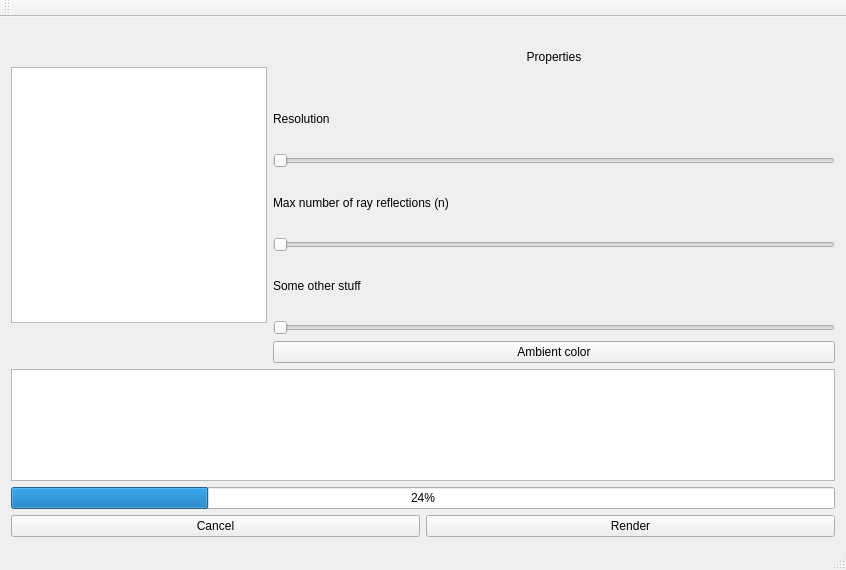
First picture: the form in mainwindow.ui, repository miht/Kamehameha, before the edit.
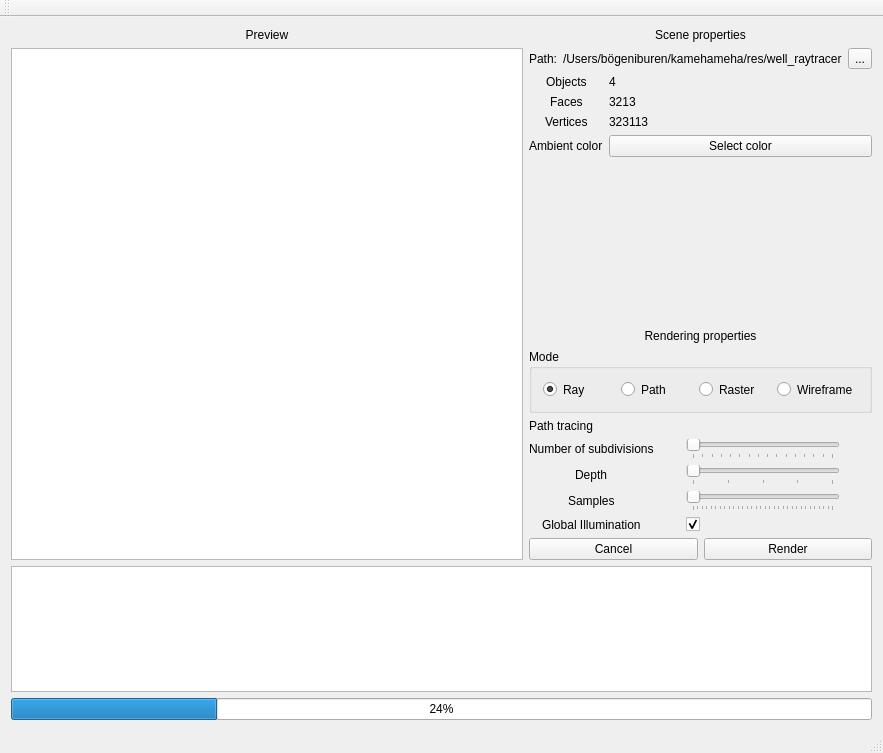
Second picture: the form after the edit.

Patch:
```diff
--- a/mainwindow.ui
+++ b/mainwindow.ui
@@ -7,7 +7,7 @@
     <x>0</x>
     <y>0</y>
     <width>846</width>
-    <height>570</height>
+    <height>753</height>
    </rect>
   </property>
   <property name="windowTitle">
@@ -16,7 +16,7 @@
   <widget class="QWidget" name="centralWidget">
    <layout class="QVBoxLayout" name="verticalLayout_3">
     <item>
-     <layout class="QVBoxLayout" name="verticalLayout" stretch="3,1,1,0">
+     <layout class="QVBoxLayout" name="verticalLayout" stretch="3,1,0,0">
       <property name="sizeConstraint">
        <enum>QLayout::SetDefaultConstraint</enum>
       </property>
@@ -29,110 +29,409 @@
          <enum>QLayout::SetDefaultConstraint</enum>
         </property>
         <item>
-         <widget class="QGraphicsView" name="graphicsView">
-          <property name="enabled">
-           <bool>true</bool>
-          </property>
-          <property name="sizePolicy">
-           <sizepolicy hsizetype="Fixed" vsizetype="Fixed">
-            <horstretch>0</horstretch>
-            <verstretch>0</verstretch>
-           </sizepolicy>
-          </property>
-          <property name="minimumSize">
-           <size>
-            <width>256</width>
-            <height>256</height>
-           </size>
-          </property>
-          <property name="verticalScrollBarPolicy">
-           <enum>Qt::ScrollBarAsNeeded</enum>
-          </property>
-          <property name="horizontalScrollBarPolicy">
-           <enum>Qt::ScrollBarAsNeeded</enum>
-          </property>
-          <property name="sizeAdjustPolicy">
-           <enum>QAbstractScrollArea::AdjustToContents</enum>
-          </property>
-          <property name="interactive">
-           <bool>true</bool>
-          </property>
-          <property name="sceneRect">
-           <rectf>
-            <x>0.000000000000000</x>
-            <y>0.000000000000000</y>
-            <width>0.000000000000000</width>
-            <height>0.000000000000000</height>
-           </rectf>
-          </property>
-          <property name="transformationAnchor">
-           <enum>QGraphicsView::AnchorViewCenter</enum>
-          </property>
-         </widget>
+         <layout class="QVBoxLayout" name="verticalLayout_6">
+          <item>
+           <widget class="QLabel" name="label">
+            <property name="text">
+             <string>Preview</string>
+            </property>
+            <property name="alignment">
+             <set>Qt::AlignCenter</set>
+            </property>
+           </widget>
+          </item>
+          <item>
+           <widget class="QGraphicsView" name="graphicsView">
+            <property name="sizePolicy">
+             <sizepolicy hsizetype="Fixed" vsizetype="Fixed">
+              <horstretch>0</horstretch>
+              <verstretch>0</verstretch>
+             </sizepolicy>
+            </property>
+            <property name="minimumSize">
+             <size>
+              <width>512</width>
+              <height>512</height>
+             </size>
+            </property>
+           </widget>
+          </item>
+         </layout>
         </item>
         <item>
          <layout class="QVBoxLayout" name="verticalLayout_2">
           <property name="sizeConstraint">
            <enum>QLayout::SetDefaultConstraint</enum>
           </property>
+          <item>
+           <widget class="QLabel" name="label_6">
+            <property name="maximumSize">
+             <size>
+              <width>16777215</width>
+              <height>32</height>
+             </size>
+            </property>
+            <property name="text">
+             <string>Scene properties</string>
+            </property>
+            <property name="alignment">
+             <set>Qt::AlignCenter</set>
+            </property>
+           </widget>
+          </item>
+          <item>
+           <layout class="QHBoxLayout" name="fileLayout">
+            <item>
+             <widget class="QLabel" name="label_12">
+              <property name="text">
+               <string>Path:</string>
+              </property>
+             </widget>
+            </item>
+            <item>
+             <widget class="QLabel" name="label_13">
+              <property name="text">
+               <string>/Users/bögeniburen/kamehameha/res/well_raytracer</string>
+              </property>
+             </widget>
+            </item>
+            <item>
+             <widget class="QToolButton" name="toolButton">
+              <property name="text">
+               <string>...</string>
+              </property>
+             </widget>
+            </item>
+           </layout>
+          </item>
+          <item>
+           <layout class="QFormLayout" name="formLayout_2">
+            <property name="labelAlignment">
+             <set>Qt::AlignCenter</set>
+            </property>
+            <item row="1" column="0">
+             <widget class="QLabel" name="label_7">
+              <property name="text">
+               <string>Faces</string>
+              </property>
+             </widget>
+            </item>
+            <item row="1" column="1">
+             <widget class="QLabel" name="label_10">
+              <property name="text">
+               <string>3213</string>
+              </property>
+             </widget>
+            </item>
+            <item row="2" column="0">
+             <widget class="QLabel" name="label_8">
+              <property name="text">
+               <string>Vertices</string>
+              </property>
+             </widget>
+            </item>
+            <item row="2" column="1">
+             <widget class="QLabel" name="label_11">
+              <property name="text">
+               <string>323113</string>
+              </property>
+             </widget>
+            </item>
+            <item row="3" column="0">
+             <widget class="QLabel" name="label_9">
+              <property name="text">
+               <string>Ambient color</string>
+              </property>
+             </widget>
+            </item>
+            <item row="3" column="1">
+             <widget class="QPushButton" name="pushButton">
+              <property name="text">
+               <string>Select color</string>
+              </property>
+              <property name="checkable">
+               <bool>false</bool>
+              </property>
+             </widget>
+            </item>
+            <item row="0" column="0">
+             <widget class="QLabel" name="label_14">
+              <property name="text">
+               <string>Objects</string>
+              </property>
+             </widget>
+            </item>
+            <item row="0" column="1">
+             <widget class="QLabel" name="label_15">
+              <property name="text">
+               <string>4</string>
+              </property>
+             </widget>
+            </item>
+            <item row="4" column="1">
+             <spacer name="verticalSpacer">
+              <property name="orientation">
+               <enum>Qt::Vertical</enum>
+              </property>
+              <property name="sizeHint" stdset="0">
+               <size>
+                <width>20</width>
+                <height>40</height>
+               </size>
+              </property>
+             </spacer>
+            </item>
+           </layout>
+          </item>
           <item>
            <widget class="QLabel" name="label_4">
+            <property name="sizePolicy">
+             <sizepolicy hsizetype="Preferred" vsizetype="Minimum">
+              <horstretch>0</horstretch>
+              <verstretch>0</verstretch>
+             </sizepolicy>
+            </property>
+            <property name="maximumSize">
+             <size>
+              <width>16777215</width>
+              <height>32</height>
+             </size>
+            </property>
             <property name="text">
-             <string>Properties</string>
+             <string>Rendering properties</string>
+            </property>
+            <property name="scaledContents">
+             <bool>false</bool>
             </property>
             <property name="alignment">
              <set>Qt::AlignCenter</set>
             </property>
-           </widget>
-          </item>
-          <item>
-           <widget class="QLabel" name="label">
-            <property name="text">
-             <string>Resolution</string>
+            <property name="wordWrap">
+             <bool>false</bool>
             </property>
            </widget>
           </item>
           <item>
-           <widget class="QSlider" name="horizontalSlider_3">
-            <property name="orientation">
-             <enum>Qt::Horizontal</enum>
+           <widget class="QGroupBox" name="groupBox">
+            <property name="sizePolicy">
+             <sizepolicy hsizetype="Preferred" vsizetype="Preferred">
+              <horstretch>0</horstretch>
+              <verstretch>0</verstretch>
+             </sizepolicy>
             </property>
-           </widget>
-          </item>
-          <item>
-           <widget class="QLabel" name="label_2">
-            <property name="text">
-             <string>Max number of ray reflections (n)</string>
+            <property name="minimumSize">
+             <size>
+              <width>0</width>
+              <height>0</height>
+             </size>
             </property>
-           </widget>
-          </item>
-          <item>
-           <widget class="QSlider" name="horizontalSlider_2">
-            <property name="orientation">
-             <enum>Qt::Horizontal</enum>
+            <property name="maximumSize">
+             <size>
+              <width>16777215</width>
+              <height>64</height>
+             </size>
             </property>
-           </widget>
-          </item>
-          <item>
-           <widget class="QLabel" name="label_3">
-            <property name="text">
-             <string>Some other stuff</string>
+            <property name="title">
+             <string>Mode</string>
             </property>
+            <layout class="QHBoxLayout" name="horizontalLayout_2">
+             <item>
+              <widget class="QRadioButton" name="radioButton_3">
+               <property name="text">
+                <string>Ray</string>
+               </property>
+               <property name="checked">
+                <bool>true</bool>
+               </property>
+              </widget>
+             </item>
+             <item>
+              <widget class="QRadioButton" name="radioButton">
+               <property name="text">
+                <string>Path</string>
+               </property>
+              </widget>
+             </item>
+             <item>
+              <widget class="QRadioButton" name="radioButton_2">
+               <property name="text">
+                <string>Raster</string>
+               </property>
+              </widget>
+             </item>
+             <item>
+              <widget class="QRadioButton" name="radioButton_4">
+               <property name="text">
+                <string>Wireframe</string>
+               </property>
+              </widget>
+             </item>
+            </layout>
            </widget>
           </item>
           <item>
-           <widget class="QSlider" name="horizontalSlider">
-            <property name="orientation">
-             <enum>Qt::Horizontal</enum>
-            </property>
-           </widget>
+           <layout class="QVBoxLayout" name="rendererLayout">
+            <item>
+             <widget class="QLabel" name="label_2">
+              <property name="maximumSize">
+               <size>
+                <width>16777215</width>
+                <height>32</height>
+               </size>
+              </property>
+              <property name="text">
+               <string>Path tracing</string>
+              </property>
+             </widget>
+            </item>
+            <item>
+             <layout class="QFormLayout" name="formLayout">
+              <property name="labelAlignment">
+               <set>Qt::AlignCenter</set>
+              </property>
+              <property name="formAlignment">
+               <set>Qt::AlignHCenter|Qt::AlignTop</set>
+              </property>
+              <property name="horizontalSpacing">
+               <number>32</number>
+              </property>
+              <property name="rightMargin">
+               <number>32</number>
+              </property>
+              <item row="2" column="0">
+               <widget class="QLabel" name="label_5">
+                <property name="text">
+                 <string>Depth</string>
+                </property>
+               </widget>
+              </item>
+              <item row="2" column="1">
+               <widget class="QSlider" name="horizontalSlider_2">
+                <property name="maximumSize">
+                 <size>
+                  <width>256</width>
+                  <height>16777215</height>
+                 </size>
+                </property>
+                <property name="minimum">
+                 <number>1</number>
+                </property>
+                <property name="maximum">
+                 <number>5</number>
+                </property>
+                <property name="orientation">
+                 <enum>Qt::Horizontal</enum>
+                </property>
+                <property name="tickPosition">
+                 <enum>QSlider::TicksBelow</enum>
+                </property>
+                <property name="tickInterval">
+                 <number>1</number>
+                </property>
+               </widget>
+              </item>
+              <item row="3" column="0">
+               <widget class="QLabel" name="label_3">
+                <property name="text">
+                 <string>Samples</string>
+                </property>
+               </widget>
+              </item>
+              <item row="3" column="1">
+               <widget class="QSlider" name="horizontalSlider">
+                <property name="maximumSize">
+                 <size>
+                  <width>256</width>
+                  <height>16777215</height>
+                 </size>
+                </property>
+                <property name="minimum">
+                 <number>1</number>
+                </property>
+                <property name="maximum">
+                 <number>32</number>
+                </property>
+                <property name="orientation">
+                 <enum>Qt::Horizontal</enum>
+                </property>
+                <property name="tickPosition">
+                 <enum>QSlider::TicksBelow</enum>
+                </property>
+                <property name="tickInterval">
+                 <number>1</number>
+                </property>
+               </widget>
+              </item>
+              <item row="4" column="0">
+               <widget class="QLabel" name="label_16">
+                <property name="text">
+                 <string>Global Illumination</string>
+                </property>
+               </widget>
+              </item>
+              <item row="4" column="1">
+               <widget class="QCheckBox" name="checkBox">
+                <property name="sizePolicy">
+                 <sizepolicy hsizetype="Fixed" vsizetype="Fixed">
+                  <horstretch>0</horstretch>
+                  <verstretch>0</verstretch>
+                 </sizepolicy>
+                </property>
+                <property name="text">
+                 <string/>
+                </property>
+                <property name="checked">
+                 <bool>true</bool>
+                </property>
+               </widget>
+              </item>
+              <item row="1" column="0">
+               <widget class="QLabel" name="label_17">
+                <property name="text">
+                 <string>Number of subdivisions</string>
+                </property>
+               </widget>
+              </item>
+              <item row="1" column="1">
+               <widget class="QSlider" name="horizontalSlider_3">
+                <property name="minimum">
+                 <number>1</number>
+                </property>
+                <property name="maximum">
+                 <number>16</number>
+                </property>
+                <property name="orientation">
+                 <enum>Qt::Horizontal</enum>
+                </property>
+                <property name="tickPosition">
+                 <enum>QSlider::TicksBelow</enum>
+                </property>
+                <property name="tickInterval">
+                 <number>1</number>
+                </property>
+               </widget>
+              </item>
+             </layout>
+            </item>
+           </layout>
           </item>
           <item>
-           <widget class="QPushButton" name="pushButton">
-            <property name="text">
-             <string>Ambient color</string>
-            </property>
-           </widget>
+           <layout class="QHBoxLayout" name="horizontalLayout_5">
+            <item>
+             <widget class="QPushButton" name="cancelButton">
+              <property name="text">
+               <string>Cancel</string>
+              </property>
+             </widget>
+            </item>
+            <item>
+             <widget class="QPushButton" name="renderButton">
+              <property name="text">
+               <string>Render</string>
+              </property>
+             </widget>
+            </item>
+           </layout>
           </item>
          </layout>
         </item>
@@ -162,22 +461,7 @@
        </widget>
       </item>
       <item>
-       <layout class="QHBoxLayout" name="horizontalLayout_4">
-        <item>
-         <widget class="QPushButton" name="cancelButton">
-          <property name="text">
-           <string>Cancel</string>
-          </property>
-         </widget>
-        </item>
-        <item>
-         <widget class="QPushButton" name="renderButton">
-          <property name="text">
-           <string>Render</string>
-          </property>
-         </widget>
-        </item>
-       </layout>
+       <layout class="QHBoxLayout" name="horizontalLayout_4"/>
       </item>
      </layout>
     </item>
```
